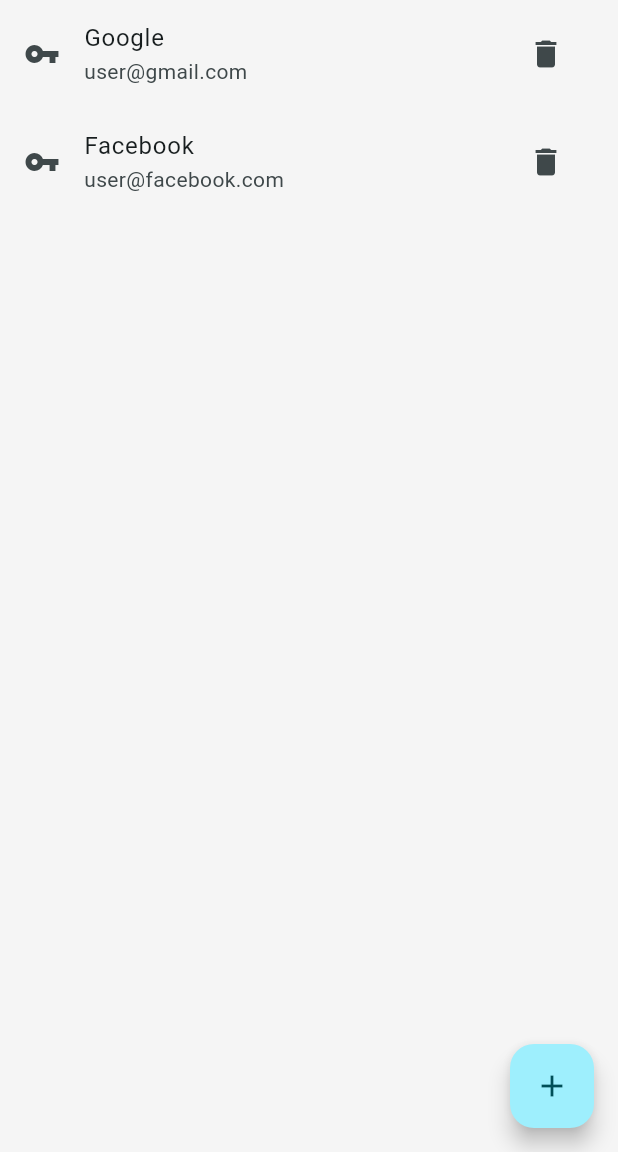
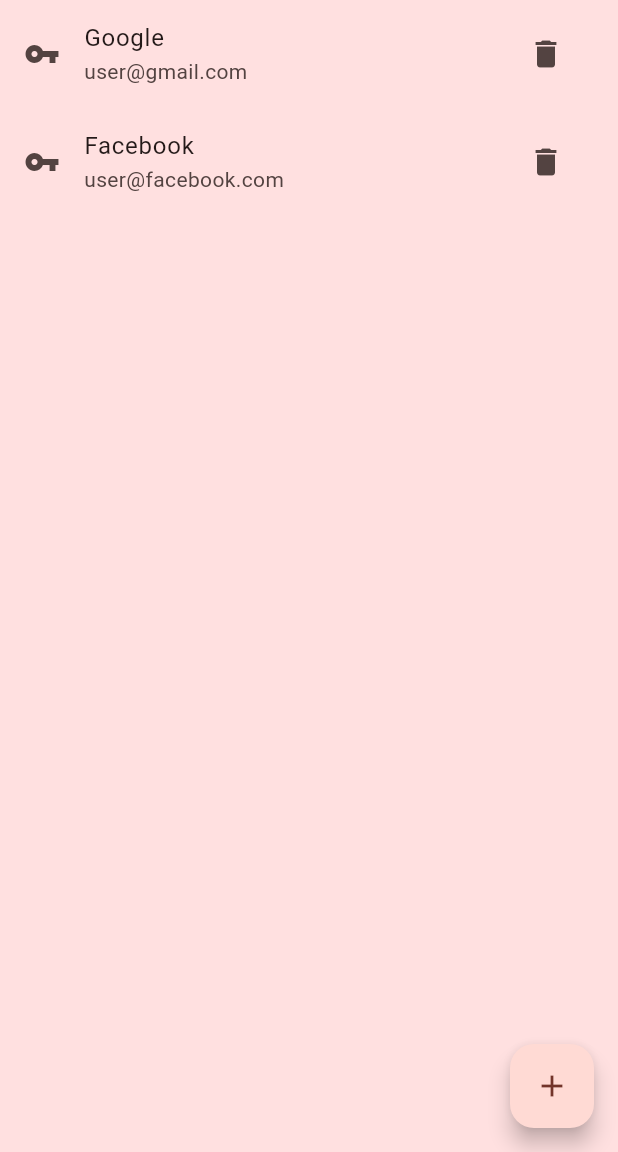
Before and after one commit to could-ai/01984187-8b40-7094-b764-c02460f21847, a Flutter app: the screen it shows after launch, on a phone screen of 412 x 824 dp, the part 84-1236 px from its top. Run offline on Flutter 3.47's test engine with Material 3 defaults, Android fonts, the phone set to English and light mode, and no system bars.

Commit message:
Changed app background to red theme with light and dark mode support

```diff
--- a/usr/lib/main.dart
+++ b/usr/lib/main.dart
@@ -15,18 +15,18 @@ class MyApp extends StatelessWidget {
       debugShowCheckedModeBanner: false,
       theme: ThemeData(
         colorScheme: ColorScheme.fromSeed(
-          seedColor: const Color(0xFFC0C0C0), // Silver color
+          seedColor: const Color(0xFFFF0000), // Red color
         ),
         useMaterial3: true,
-        scaffoldBackgroundColor: const Color(0xFFF5F5F5), // Light silver background
+        scaffoldBackgroundColor: const Color(0xFFFFE0E0), // Light red background
       ),
       darkTheme: ThemeData(
         colorScheme: ColorScheme.fromSeed(
-          seedColor: const Color(0xFFC0C0C0), // Silver color
+          seedColor: const Color(0xFFFF0000), // Red color
           brightness: Brightness.dark,
         ),
         useMaterial3: true,
-        scaffoldBackgroundColor: const Color(0xFF2A2A2A), // Dark silver background
+        scaffoldBackgroundColor: const Color(0xFF4A0000), // Dark red background
       ),
       themeMode: ThemeMode.system,
       home: const PasswordListScreen(),
```
